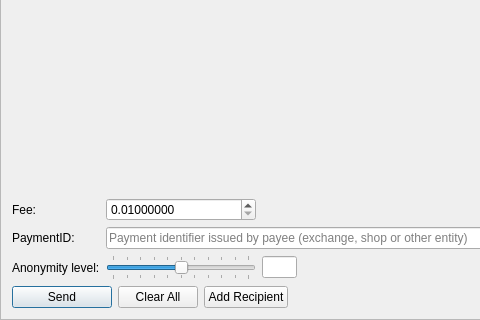
The window that src/gui/ui/sendframe.ui (ParsiCoin/parsipay) describes before a commit, drawn with Qt 5; both pictures show x 0 to 480 and y 270 to 590 of the 866 by 590 pixel window.
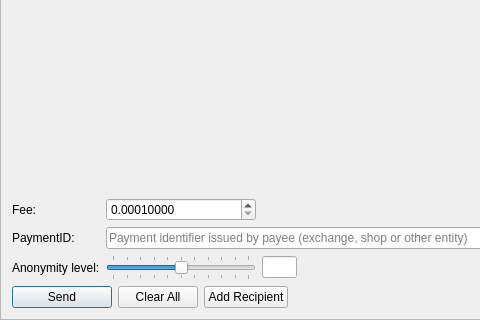
The same window after the commit. Icons and pictures are not drawn.

```diff
--- a/src/gui/ui/sendframe.ui
+++ b/src/gui/ui/sendframe.ui
@@ -208,7 +208,7 @@
         <number>8</number>
        </property>
        <property name="minimum">
-        <double>0.01000000</double>
+        <double>0.00010000000</double>
        </property>
        <property name="maximum">
         <double>999999999999999.00000000</double>
@@ -217,7 +217,7 @@
         <double>0.01000000</double>
        </property>
        <property name="value">
-        <double>0.01000000</double>
+        <double>0.00010000000</double>
        </property>
       </widget>
      </item>
```
Left out of the diff: 4 changed lines with no effect on the pictures.
